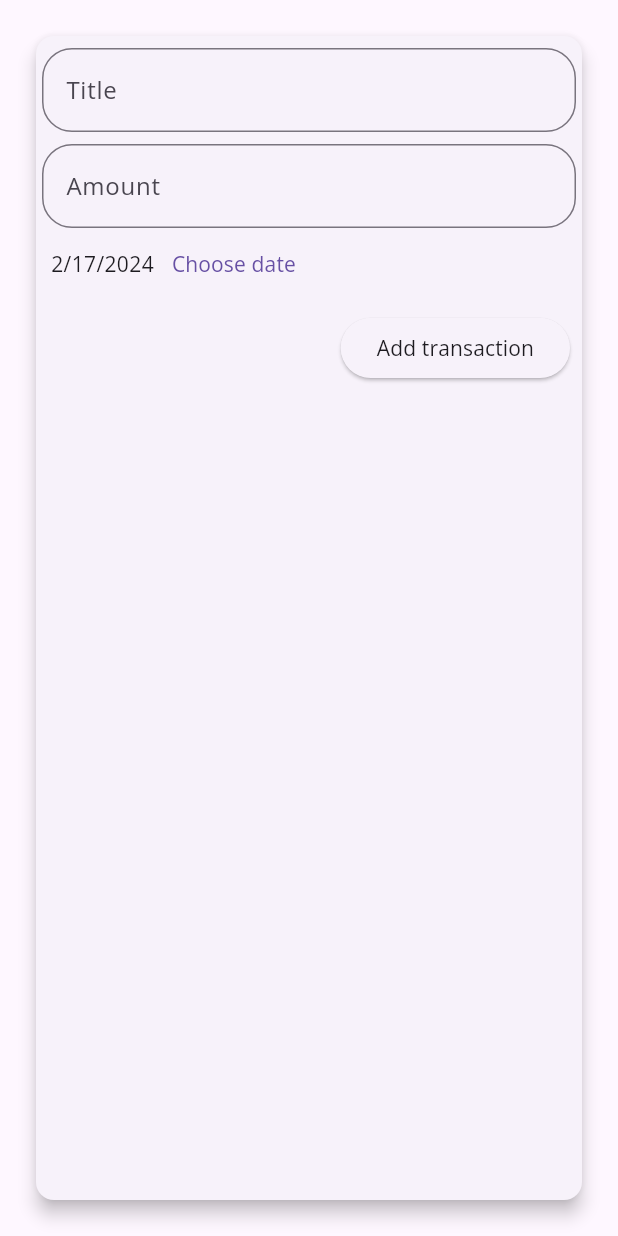
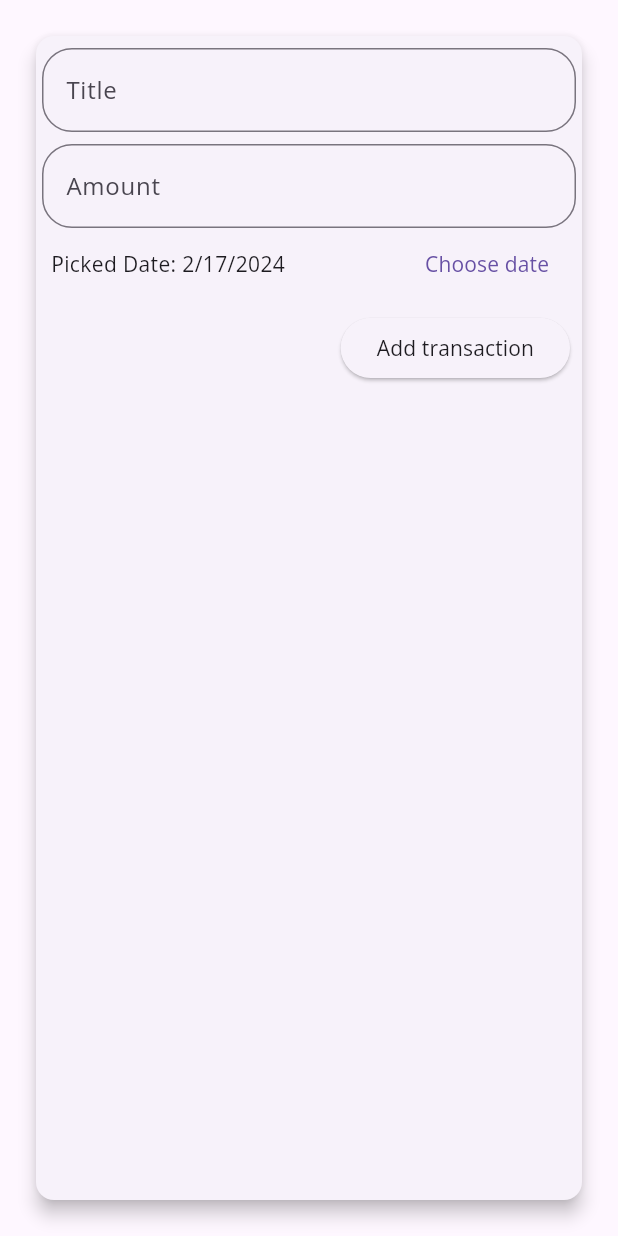
Before and after one commit to GarifullinII/expense_planner, a Flutter app: the NewTransaction widget shown alone on an empty page, opened directly with empty values, after a tap on "Add transaction", on a phone screen of 412 x 824 dp. Run offline on Flutter 3.47's test engine with Material 3 defaults, Android fonts, the phone set to English and light mode, and no system bars.

Commit message:
change _addTransaction()

```diff
--- a/lib/main.dart
+++ b/lib/main.dart
@@ -73,12 +73,12 @@ class _MyHomePageState extends State<MyHomePage> {
     ).toList();
   }
 
-  void _userTransaction(String txTitle, double txAmount) {
+  void _userTransaction(String txTitle, double txAmount, DateTime txDate) {
     final txTransaction = Transaction(
       id: DateTime.now().toString(),
       title: txTitle,
       amount: txAmount,
-      date: DateTime.now(),
+      date: txDate,
     );
     _transaction.add(txTransaction);
     setState(() {});
--- a/lib/widgets/new_transaction.dart
+++ b/lib/widgets/new_transaction.dart
@@ -2,7 +2,7 @@ import 'package:flutter/material.dart';
 import 'package:intl/intl.dart';
 
 class NewTransaction extends StatefulWidget {
-  final Function(String, double) newTransaction;
+  final Function(String, double, DateTime) newTransaction;
 
   const NewTransaction({
     required this.newTransaction,
@@ -21,12 +21,13 @@ class _NewTransactionState extends State<NewTransaction> {
   void _addTransaction() {
     final enteredTitle = _titleController.text;
     final enteredAmount = double.parse(_amountController.text);
+    final enteredDate = _selectedDate;
 
     if (enteredTitle.isEmpty || enteredAmount <= 0) {
       return;
     }
 
-    widget.newTransaction(enteredTitle, enteredAmount);
+    widget.newTransaction(enteredTitle, enteredAmount, enteredDate);
 
     Navigator.of(context).pop();
   }
@@ -89,8 +90,10 @@ class _NewTransactionState extends State<NewTransaction> {
               padding: const EdgeInsets.symmetric(horizontal: 10),
               child: Row(
                 children: [
-                  Text(
-                    DateFormat.yMd().format(_selectedDate),
+                  Expanded(
+                    child: Text(
+                      'Picked Date: ${DateFormat.yMd().format(_selectedDate)} ',
+                    ),
                   ),
                   TextButton(
                       onPressed: presentDatePicker,
```
